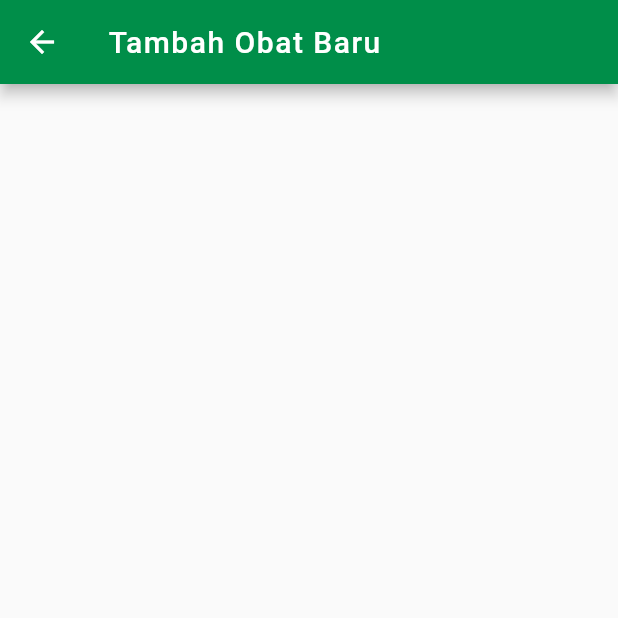
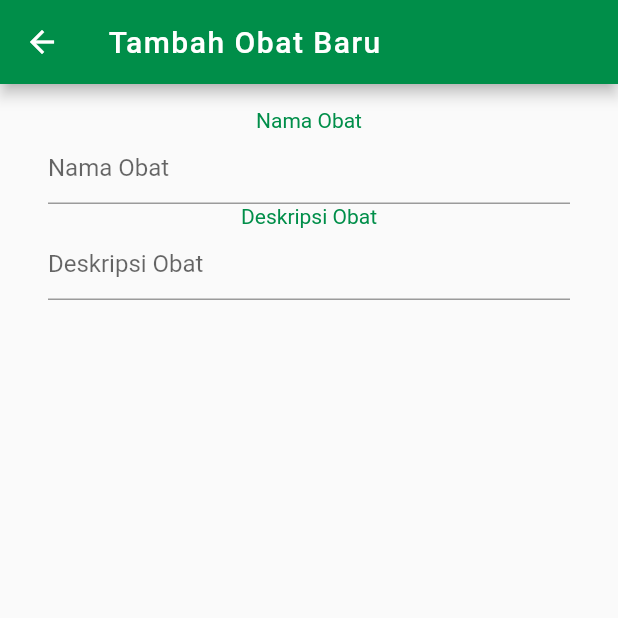
Before and after one commit to albertusdev/tuberculos-app, a Flutter app: the ApotekerCreateObatScreen screen opened directly, on a phone screen of 412 x 824 dp, the top half of it. Run offline on Flutter 3.47's test engine with Material 2 defaults, Android fonts, the phone set to English and light mode, and no system bars; our stand-ins replace cloud_firestore, firebase_auth, firebase_storage, flutter_redux, google_sign_in, image_picker and 1 more; missing offline and left inert: flutter_one_signal, redux_persist, redux_persist_flutter; accounts and stored records are empty.

Commit message:
Improve CreateObatScreen UI

```diff
--- a/lib/screens/apoteker_screens/apoteker_choose_obat_dialog.dart
+++ b/lib/screens/apoteker_screens/apoteker_choose_obat_dialog.dart
@@ -59,9 +59,7 @@ class ApotekerChooseObatDialog extends StatelessWidget {
     return new Dialog(
       child: new Column(
         children: <Widget>[
-          new Expanded(
-            child: _buildStreams()
-          ),
+          new Expanded(child: _buildStreams()),
           new Container(
             alignment: Alignment.bottomCenter,
             child: new FullWidthWidget(
@@ -87,6 +85,8 @@ class ApotekerCreateObatScreen extends StatefulWidget {
 }
 
 class _ApotekerCreateObatScreenState extends State<ApotekerCreateObatScreen> {
+  GlobalKey<FormState> _formKey = new GlobalKey<FormState>();
+
   @override
   Widget build(BuildContext context) {
     return new Scaffold(
@@ -95,8 +95,49 @@ class _ApotekerCreateObatScreenState extends State<ApotekerCreateObatScreen> {
         "Tambah Obat Baru",
         style: new TextStyle(letterSpacing: 1.0),
       )),
-        body: new Column(
+      body: new Container(
+        margin: new EdgeInsets.symmetric(vertical: 16.0, horizontal: 32.0),
+        child: new Form(
+          child: new Column(
+            children: <Widget>[
+              new Container(
+                  child: new Column(
+                children: <Widget>[
+                  new Text("Nama Obat",
+                      style: new TextStyle(
+                        color: Theme.of(context).primaryColorDark,
+                      )),
+                  new TextFormField(
+                    decoration: new InputDecoration(hintText: "Nama Obat"),
+                    validator: (String s) {
+                      if (s.isEmpty) return "Nama Obat tidak boleh kosong.";
+                    },
+                  ),
+                ],
+              )),
+              new Container(
+                  child: new Column(children: <Widget>[
+                new Text("Deskripsi Obat",
+                    style: new TextStyle(
+                        color: Theme.of(context).primaryColorDark)),
+                new TextFormField(
+                  decoration: new InputDecoration(
+                    hintText: "Deskripsi Obat",
+                  ),
+                  validator: (String s) {
+                    if (s.isEmpty) return "Deskripsi Obat tidak boleh kosong.";
+                  },
+                ),
+              ])),
+              new Container(
+                child: new Column(
                   children: <Widget>[],
-        ));
+                ),
+              ),
+            ],
+          ),
+        ),
+      ),
+    );
   }
 }
```
Lines whose indentation alone changed are shown as unchanged.
